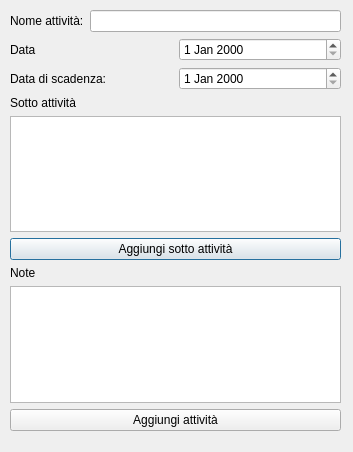
First picture: the form in addactivityview.ui, repository TommasoBotarelli/MyD14ry, before the edit.
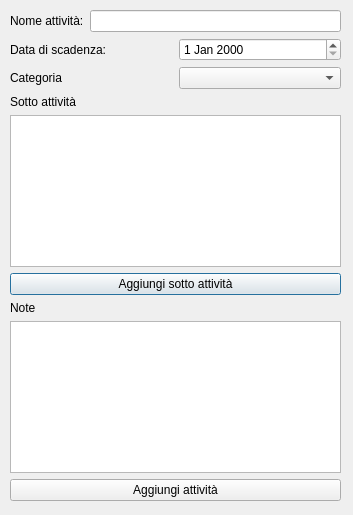
Second picture: the form after the edit.

Commit message: Rimossa data di inizio attività. aggiunti menù a tendina per le categorie di attività nei menù addactivityview e activityview.

Patch:
```diff
--- a/addactivityview.ui
+++ b/addactivityview.ui
@@ -7,7 +7,7 @@
     <x>0</x>
     <y>0</y>
     <width>353</width>
-    <height>452</height>
+    <height>515</height>
    </rect>
   </property>
   <property name="windowTitle">
@@ -19,7 +19,7 @@
      <x>10</x>
      <y>10</y>
      <width>331</width>
-     <height>421</height>
+     <height>491</height>
     </rect>
    </property>
    <layout class="QVBoxLayout" name="verticalLayout_2">
@@ -39,20 +39,6 @@
         </item>
        </layout>
       </item>
-      <item>
-       <layout class="QHBoxLayout" name="horizontalLayout">
-        <item>
-         <widget class="QLabel" name="DateLabel">
-          <property name="text">
-           <string>Data</string>
-          </property>
-         </widget>
-        </item>
-        <item>
-         <widget class="QDateEdit" name="StartDateEdit"/>
-        </item>
-       </layout>
-      </item>
       <item>
        <layout class="QHBoxLayout" name="horizontalLayout_3">
         <item>
@@ -69,6 +55,20 @@
       </item>
      </layout>
     </item>
+    <item>
+     <layout class="QHBoxLayout" name="horizontalLayout_4">
+      <item>
+       <widget class="QLabel" name="categoryLabel">
+        <property name="text">
+         <string>Categoria</string>
+        </property>
+       </widget>
+      </item>
+      <item>
+       <widget class="QComboBox" name="categoryComboBox"/>
+      </item>
+     </layout>
+    </item>
     <item>
      <widget class="QLabel" name="SubActivityLabel">
       <property name="text">
```
The commit also changes 13 other files.
